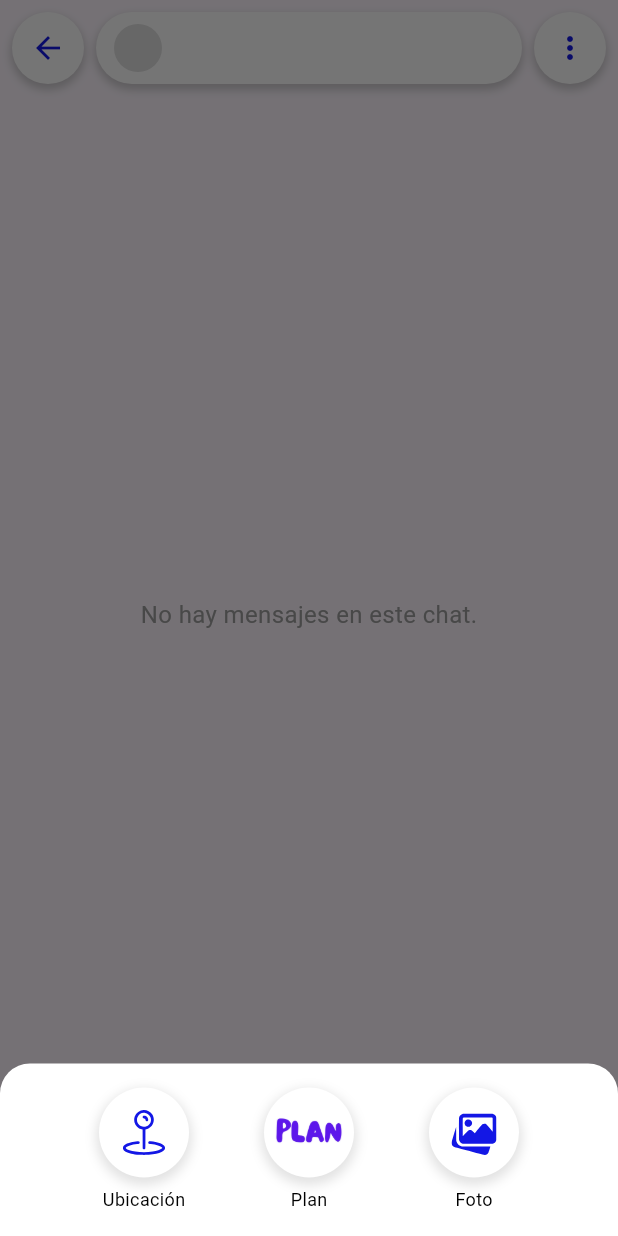
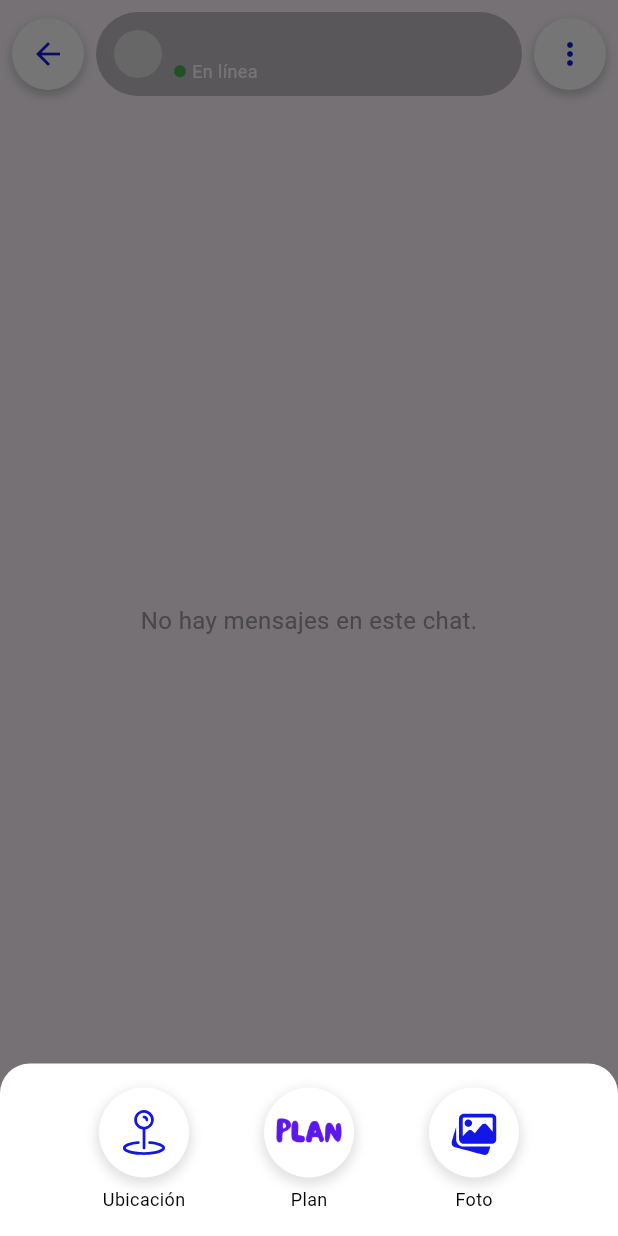
Before and after one commit to inan3/Plan, a Flutter app: the ChatScreen screen opened directly with empty values, after a tap on the "add" icon, on a phone screen of 412 x 824 dp. Run offline on Flutter 3.47's test engine with Material 3 defaults, Android fonts, the phone set to English and light mode, and no system bars; our stand-ins replace cloud_firestore, file_picker, firebase_auth, firebase_core, firebase_database, firebase_storage and 12 more; missing offline and left inert: mobile_scanner, receive_sharing_intent, screen_protector; accounts and stored records are empty; network calls fail; project files that could hold a hidden picture were left out.

Commit message:
solucionado estado de actividad de usuairo

```diff
--- a/Dating_app/dating_app/lib/explore_screen/chats/chat_screen.dart
+++ b/Dating_app/dating_app/lib/explore_screen/chats/chat_screen.dart
@@ -28,6 +28,9 @@ import 'inner_chat_utils/open_location.dart';
 import 'inner_chat_utils/answer_a_message.dart';
 import '../users_managing/report_and_block_user.dart';
 
+// Importa el widget de presencia:
+import '../users_managing/user_activity_status.dart';
+
 class ChatScreen extends StatefulWidget {
   final String chatPartnerId;
   final String chatPartnerName;
@@ -274,25 +277,20 @@ class _ChatScreenState extends State<ChatScreen> with AnswerAMessageMixin {
           ),
           const SizedBox(width: 8),
 
-          // Info del chat (avatar, nombre, etc.)
+          // Info del chat (avatar, nombre, estado de actividad, etc.)
           Expanded(
+            child: ClipRRect(
+              borderRadius: BorderRadius.circular(30),
+              child: BackdropFilter(
+                filter: ImageFilter.blur(sigmaX: 10, sigmaY: 10),
                 child: Container(
-              padding: const EdgeInsets.symmetric(horizontal: 12, vertical: 8),
-              decoration: BoxDecoration(
-                color: Colors.white,
-                borderRadius: BorderRadius.circular(30),
-                boxShadow: [
-                  BoxShadow(
-                    color: Colors.grey.withOpacity(0.5),
-                    spreadRadius: 1,
-                    blurRadius: 4,
-                    offset: const Offset(0, 3),
-                  ),
-                ],
-              ),
+                  // ───────── Cambiamos de blanco a gris semitransparente ─────────
+                  color:
+                      const Color.fromARGB(255, 14, 14, 14).withOpacity(0.25),
+                  padding:
+                      const EdgeInsets.symmetric(horizontal: 12, vertical: 8),
                   child: GestureDetector(
                     onTap: () {
-                  // Al pulsar, abrimos con verificación de bloqueo
                       UserInfoCheck.open(context, widget.chatPartnerId);
                     },
                     child: Row(
@@ -306,17 +304,28 @@ class _ChatScreenState extends State<ChatScreen> with AnswerAMessageMixin {
                         ),
                         const SizedBox(width: 8),
                         Expanded(
-                      child: Text(
+                          child: Column(
+                            crossAxisAlignment: CrossAxisAlignment.start,
+                            children: [
+                              Text(
                                 widget.chatPartnerName,
                                 style: const TextStyle(
-                          color: Colors.black,
+                                  color: Colors.white, // ← blanco
                                   fontSize: 16,
                                   fontWeight: FontWeight.bold,
                                 ),
                                 overflow: TextOverflow.ellipsis,
                               ),
-                    ),
-                  ],
+                              UserActivityStatus(
+                                userId:
+                                    widget.chatPartnerId, // texto sigue blanco
+                              ),
+                            ],
+                          ),
+                        ),
+                      ],
+                    ),
+                  ),
                 ),
               ),
             ),
@@ -1349,8 +1358,8 @@ class _ChatScreenState extends State<ChatScreen> with AnswerAMessageMixin {
                     children: [
                       Text(
                         DateFormat('HH:mm').format(messageTime),
-                        style:
-                            const TextStyle(color: Colors.black54, fontSize: 12),
+                        style: const TextStyle(
+                            color: Colors.black54, fontSize: 12),
                       ),
                       if (isMe) ...[
                         const SizedBox(width: 4),
--- a/Dating_app/dating_app/lib/explore_screen/menu_side_bar/close_session_screen.dart
+++ b/Dating_app/dating_app/lib/explore_screen/menu_side_bar/close_session_screen.dart
@@ -21,7 +21,7 @@ class CloseSessionScreen extends StatelessWidget {
     try {
       // Cierra sesión en Firebase
       await FirebaseAuth.instance.signOut();
-      PresenceService.dispose();
+      //PresenceService.dispose();
 
       // Redirige a la pantalla de bienvenida
       Navigator.pushAndRemoveUntil(
--- a/Dating_app/dating_app/lib/explore_screen/plans_managing/plan_card.dart
+++ b/Dating_app/dating_app/lib/explore_screen/plans_managing/plan_card.dart
@@ -1,3 +1,4 @@
+//plan_card.dart
 import 'dart:ui' as ui;
 import 'package:cloud_firestore/cloud_firestore.dart';
 import 'package:flutter/material.dart';
--- a/Dating_app/dating_app/lib/explore_screen/users_grid/users_grid.dart
+++ b/Dating_app/dating_app/lib/explore_screen/users_grid/users_grid.dart
@@ -1,3 +1,4 @@
+//user_grid.dart
 import 'dart:ui' as ui;
 import 'package:cloud_firestore/cloud_firestore.dart';
 import 'package:flutter/material.dart';
--- a/Dating_app/dating_app/lib/explore_screen/users_managing/presence_service.dart
+++ b/Dating_app/dating_app/lib/explore_screen/users_managing/presence_service.dart
@@ -32,7 +32,7 @@ class PresenceService with WidgetsBindingObserver {
 
   late final DatabaseReference _statusRef = FirebaseDatabase.instanceFor(
     app: Firebase.app(),
-    databaseURL: 'https://plan-social-app.europe-west1.firebasedatabase.app',
+    databaseURL: 'https://plan-social-app-default-rtdb.europe-west1.firebasedatabase.app',
   ).ref('status/$_uid');
 
   StreamSubscription<DatabaseEvent>? _connSub;
@@ -49,10 +49,11 @@ class PresenceService with WidgetsBindingObserver {
       final connected = event.snapshot.value == true;
       if (connected) {
         // Al reconectarse, programamos el onDisconnect
-        _statusRef.onDisconnect().update({
+        _statusRef.onDisconnect().set({
           'online': false,
           'lastSeen': ServerValue.timestamp,
         });
+        await _setOnline();
       }
     });
 
--- a/Dating_app/dating_app/lib/explore_screen/users_managing/user_activity_status.dart
+++ b/Dating_app/dating_app/lib/explore_screen/users_managing/user_activity_status.dart
@@ -39,7 +39,7 @@ class _UserActivityStatusState extends State<UserActivityStatus> {
     // 1) Obtenemos la instancia con la URL de la base secundaria:
     final db = FirebaseDatabase.instanceFor(
       app: Firebase.app(),
-      databaseURL: 'https://plan-social-app.europe-west1.firebasedatabase.app',
+      databaseURL: 'https://plan-social-app-default-rtdb.europe-west1.firebasedatabase.app',
     );
 
     // 2) Referencia a “status/{uid}”
--- a/Dating_app/dating_app/lib/start/main.dart
+++ b/Dating_app/dating_app/lib/start/main.dart
@@ -27,15 +27,13 @@ void main() async {
   // (2) Si ya hay un usuario autenticado, inicializa el servicio de presencia
   final user = FirebaseAuth.instance.currentUser;
   if (user != null) {
-    print('>>> [MAIN] Usuario logueado: ${user.uid}');
     PresenceService.dispose();
     await PresenceService.init(user);
-    print('>>> [MAIN] PresenceService init DONE');
   }
 
   // Inicializa la localización para español
   await initializeDateFormatting('es', null);
-
+  print('⚙️ Firebase DatabaseURL: ${Firebase.app().options.databaseURL}');
   runApp(const MyApp());
 }
 
--- a/Dating_app/dating_app/lib/start/welcome_screen.dart
+++ b/Dating_app/dating_app/lib/start/welcome_screen.dart
@@ -11,6 +11,7 @@ import '../explore_screen/main_screen/explore_screen.dart';
 import 'registration/user_registration_screen.dart';
 import 'registration/verification_provider.dart';
 import 'registration/email_verification_screen.dart';
+import '../../explore_screen/users_managing/presence_service.dart';
 
 class WelcomeScreen extends StatefulWidget {
   const WelcomeScreen({Key? key}) : super(key: key);
@@ -110,6 +111,7 @@ class _WelcomeScreenState extends State<WelcomeScreen> {
 
         // Todo OK → ir a ExploreScreen
         if (mounted) {
+          await PresenceService.init(user);
           Navigator.pushReplacement(
             context,
             MaterialPageRoute(builder: (_) => const ExploreScreen()),
```
Lines whose indentation alone changed are shown as unchanged.
